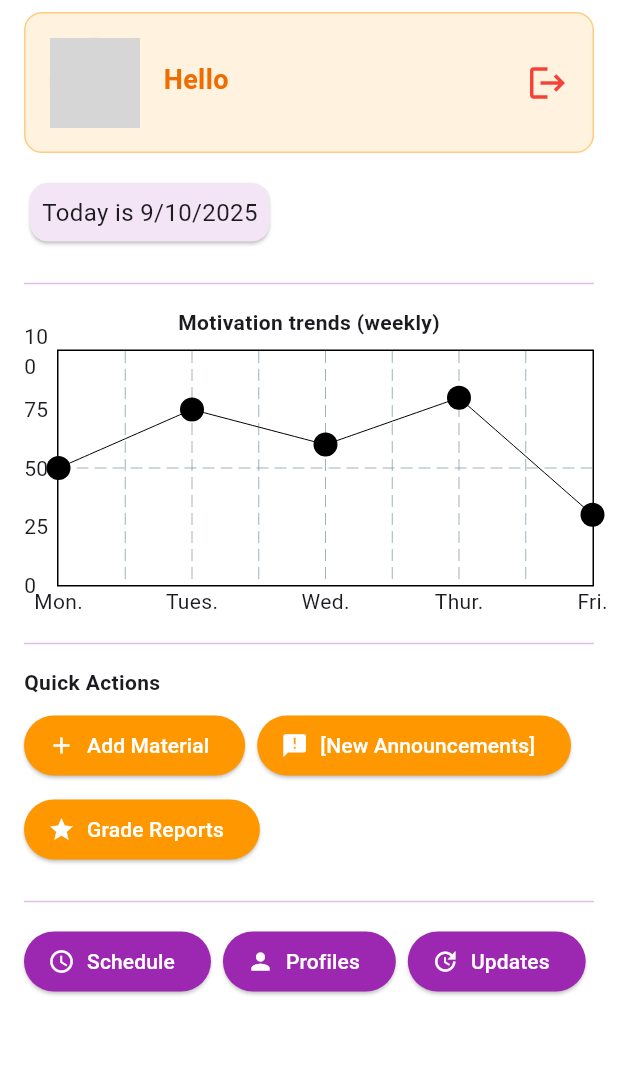
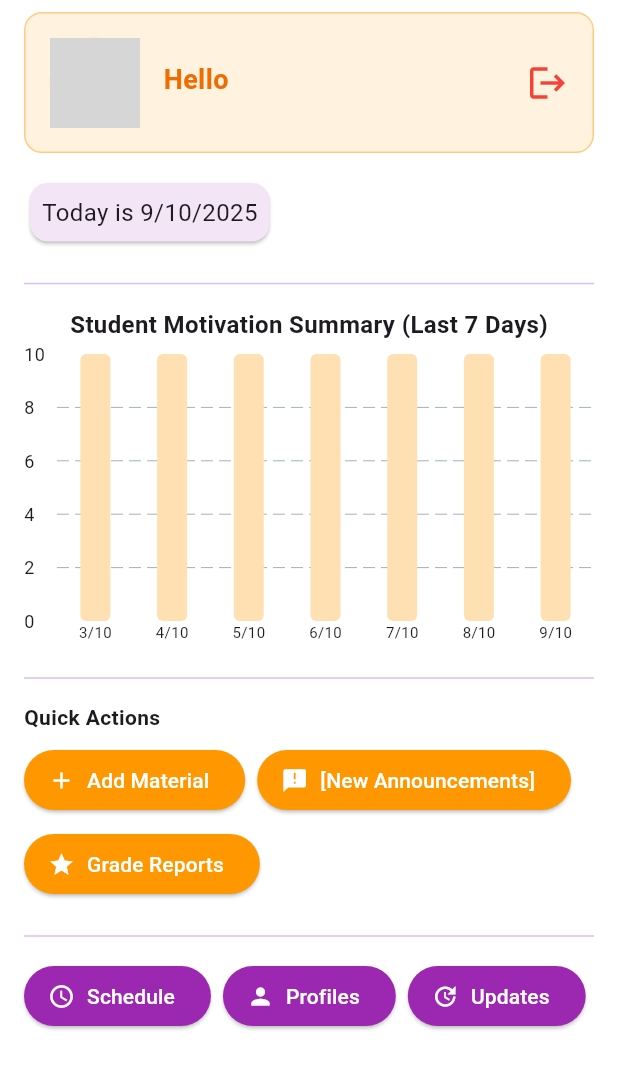
Before and after one commit to RumbleSwifty/School-App-Motivation-grade, a Flutter app: the StaffHomePage screen opened directly, on a phone screen of 412 x 824 dp. Shown: the top 1069 px of the screen. Run offline on Flutter 3.47's test engine with Material 3 defaults, Android fonts, the phone set to English and light mode, and no system bars; drawn by our look-alikes of fl_chart; our stand-ins replace cloud_firestore, firebase_auth, firebase_core; accounts and stored records are empty; grey boxes are pictures that could not be loaded.

Commit message:
Student Motivation slider fixed

```diff
--- a/lib/Models/student_class.dart
+++ b/lib/Models/student_class.dart
@@ -8,7 +8,7 @@ class Student {
    final String phone;
    final DateTime dateOfBirth;
    final int age;
-   final Map<DateTime, int> studentMotivation;  //Student's motivation
+   final Map<DateTime, double> studentMotivation;  //Student's motivation
    final String? profileImagePath;  // Path to profile image
   //Constructor- initial object creation
   Student({
@@ -47,11 +47,11 @@ class Student {
   /// Create Student object from Firestore Map data
   factory Student.fromMap(Map<String, dynamic> map) {
     // Convert string keys back to DateTime for studentMotivation
-    Map<DateTime, int> motivationMap = {};
+    Map<DateTime, double> motivationMap = {};
     if (map['studentMotivation'] != null) {
       Map<String, dynamic> motivation = Map<String, dynamic>.from(map['studentMotivation']);
       motivation.forEach((key, value) {
-        motivationMap[DateTime.parse(key)] = value as int;
+        motivationMap[DateTime.parse(key)] = (value as num).toDouble();
       });
     }
 
--- a/lib/pages/staff_home.dart
+++ b/lib/pages/staff_home.dart
@@ -3,6 +3,7 @@ import 'package:fl_chart/fl_chart.dart';
 import 'package:motivation_grade_reports_student/services/auth_service.dart';
 import 'package:motivation_grade_reports_student/services/user_service.dart';
 import 'package:motivation_grade_reports_student/Models/staff_class.dart';
+import 'package:motivation_grade_reports_student/Models/student_class.dart';
 import 'package:motivation_grade_reports_student/pages/introduction_page.dart';
 
 class StaffHomePage extends StatefulWidget {
@@ -15,11 +16,13 @@ class _StaffHomePageState extends State<StaffHomePage> {
   final UserService _userService = UserService();
   Staff? currentStaff;
   bool isLoading = true;
+  List<Map<String, dynamic>> motivationSummary = [];
 
   @override
   void initState() {
     super.initState();
     _loadUserData();
+    _loadMotivationSummary();
   }
 
   /// Load current staff data from Firebase
@@ -38,6 +41,61 @@ class _StaffHomePageState extends State<StaffHomePage> {
       setState(() {
         isLoading = false;
       });
+    }
+  }
+
+  /// Load and aggregate student motivation data for the last 7 days
+  Future<void> _loadMotivationSummary() async {
+    try {
+      print('Loading motivation summary...');
+      // Get all students (you might want to filter by grades that this staff teaches)
+      List<Student> students = await _userService.getAllStudents();
+      print('Found ${students.length} students');
+
+      // Get the last 7 days
+      DateTime now = DateTime.now();
+      Map<String, List<double>> dailyMotivations = {};
+
+      for (int i = 6; i >= 0; i--) {
+        DateTime date = now.subtract(Duration(days: i));
+        String dateKey = "${date.day}/${date.month}";
+        dailyMotivations[dateKey] = [];
+      }
+      print('Created date keys: ${dailyMotivations.keys.toList()}');
+
+      // Aggregate motivation data from all students
+      for (Student student in students) {
+        print('Processing student: ${student.name}, motivation entries: ${student.studentMotivation.length}');
+        student.studentMotivation.forEach((date, motivation) {
+          // Extract only the date part (ignore time) for comparison
+          DateTime dateOnly = DateTime(date.year, date.month, date.day);
+          String dateKey = "${dateOnly.day}/${dateOnly.month}";
+          print('Student motivation: $dateKey = $motivation (original date: $date)');
+          if (dailyMotivations.containsKey(dateKey)) {
+            // Motivation values are already on 0-10 scale as doubles, just add them directly
+            dailyMotivations[dateKey]!.add(motivation);
+            print('Added motivation $motivation for date $dateKey');
+          }
+        });
+      }
+
+      // Calculate average motivation per day
+      motivationSummary = dailyMotivations.entries.map((entry) {
+        double average = entry.value.isEmpty
+            ? 0
+            : entry.value.reduce((a, b) => a + b) / entry.value.length;
+        print('Date ${entry.key}: ${entry.value.length} submissions, average: $average');
+        return {
+          'date': entry.key,
+          'averageMotivation': average,
+          'studentCount': entry.value.length,
+        };
+      }).toList();
+
+      print('Final motivation summary: $motivationSummary');
+      setState(() {});
+    } catch (e) {
+      print('Error loading motivation summary: $e');
     }
   }
 
@@ -146,65 +204,86 @@ class _StaffHomePageState extends State<StaffHomePage> {
                     // Motivation Trends Title
                     Center(
                       child: Text(
-                        'Motivation trends (weekly)',
-                        style: TextStyle(fontWeight: FontWeight.bold),
+                        'Student Motivation Summary (Last 7 Days)',
+                        style: TextStyle(fontWeight: FontWeight.bold, fontSize: 16),
                       ),
                     ),
                     SizedBox(height: 8),
-                    // Simple Chart
+                    // Student Motivation Bar Chart
                     SizedBox(
-                      height: 180,
-                      child: LineChart(
-                        LineChartData(
-                          gridData: FlGridData(show: true, drawVerticalLine: true),
+                      height: 200,
+                      child: motivationSummary.isEmpty
+                          ? Center(
+                              child: Text(
+                                'No motivation data available',
+                                style: TextStyle(
+                                  fontSize: 16,
+                                  color: Colors.grey[600],
+                                ),
+                              ),
+                            )
+                          : BarChart(
+                              BarChartData(
+                                alignment: BarChartAlignment.spaceAround,
+                                maxY: 10,
+                                minY: 0,
+                                gridData: FlGridData(
+                                  show: true,
+                                  drawHorizontalLine: true,
+                                  drawVerticalLine: false,
+                                  horizontalInterval: 2,
+                                ),
                                 titlesData: FlTitlesData(
                                   leftTitles: AxisTitles(
                                     sideTitles: SideTitles(
                                       showTitles: true,
-                                interval: 25,
-                                getTitlesWidget: (value, meta) => Text('${value.toInt()}'),
+                                      interval: 2,
+                                      getTitlesWidget: (value, meta) => Text(
+                                        '${value.toInt()}',
+                                        style: TextStyle(fontSize: 12),
+                                      ),
                                     ),
                                   ),
                                   bottomTitles: AxisTitles(
                                     sideTitles: SideTitles(
                                       showTitles: true,
                                       getTitlesWidget: (value, meta) {
-                                  const days = ['Mon.', 'Tues.', 'Wed.', 'Thur.', 'Fri.'];
-                                  return Text(days[value.toInt()]);
+                                        if (value.toInt() < motivationSummary.length) {
+                                          return Text(
+                                            motivationSummary[value.toInt()]['date'],
+                                            style: TextStyle(fontSize: 10),
+                                          );
+                                        }
+                                        return Text('');
                                       },
-                                interval: 1,
                                     ),
                                   ),
                                   rightTitles: AxisTitles(sideTitles: SideTitles(showTitles: false)),
                                   topTitles: AxisTitles(sideTitles: SideTitles(showTitles: false)),
                                 ),
-                          minX: 0,
-                          maxX: 4,
-                          minY: 0,
-                          maxY: 100,
-                          lineBarsData: [
-                            LineChartBarData(
-                              spots: [
-                                FlSpot(0, 50),
-                                FlSpot(1, 75),
-                                FlSpot(2, 60),
-                                FlSpot(3, 80),
-                                FlSpot(4, 30),
-                              ],
-                              isCurved: false,
-                              barWidth: 0,
-                              dotData: FlDotData(
+                                borderData: FlBorderData(show: false),
+                                barGroups: motivationSummary.asMap().entries.map((entry) {
+                                  int index = entry.key;
+                                  Map<String, dynamic> data = entry.value;
+                                  double motivation = data['averageMotivation'].toDouble();
+
+                                  return BarChartGroupData(
+                                    x: index,
+                                    barRods: [
+                                      BarChartRodData(
+                                        toY: motivation,
+                                        color: Colors.orange[400],
+                                        width: 20,
+                                        borderRadius: BorderRadius.circular(4),
+                                        backDrawRodData: BackgroundBarChartRodData(
                                           show: true,
-                                getDotPainter: (spot, percent, barData, index) => FlDotCirclePainter(
-                                  radius: 8,
-                                  color: Colors.black,
-                                  strokeWidth: 0,
+                                          toY: 10,
+                                          color: Colors.orange[100],
                                         ),
                                       ),
-                              belowBarData: BarAreaData(show: false),
-                              color: Colors.black,
-                            ),
                                     ],
+                                  );
+                                }).toList(),
                               ),
                             ),
                     ),
--- a/lib/pages/student_home.dart
+++ b/lib/pages/student_home.dart
@@ -266,8 +266,10 @@ class _StudentHomePageState extends State<StudentHomePage> {
 
     try {
       // Add to student motivation data
-      Map<DateTime, int> updatedMotivation = Map.from(currentStudent!.studentMotivation);
-      updatedMotivation[DateTime.now()] = dailyMotivation.round();
+      Map<DateTime, double> updatedMotivation = Map.from(currentStudent!.studentMotivation);
+      // Convert slider value (0-1) to motivation scale (0-10) with one decimal precision
+      double motivationValue = double.parse((dailyMotivation * 10).toStringAsFixed(1));
+      updatedMotivation[DateTime.now()] = motivationValue;
 
       await _userService.updateStudentMotivation(currentStudent!.id, updatedMotivation);
 
--- a/pubspec.yaml
+++ b/pubspec.yaml
@@ -40,6 +40,7 @@ dependencies:
   cloud_firestore: ^4.15.7
   image_picker: ^1.0.4
   path_provider: ^2.1.1
+  intl: ^0.20.2
 
 dev_dependencies:
   flutter_test:
```
Also changed, not shown: lib/pages/register_account.dart (+0 -8 lines), lib/services/user_service.dart (+20 -110 lines), pubspec.lock. Lines whose indentation alone changed are shown as unchanged.
